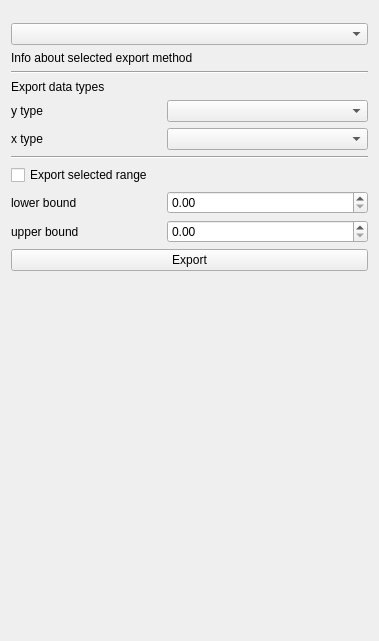
This is Plugins/org.mitk.gui.qt.m2.ImzMLExport/src/internal/m2ImzMLExportViewControls.ui in m2aia/m2aia as Qt 5 draws it before an edit. The edited form follows.
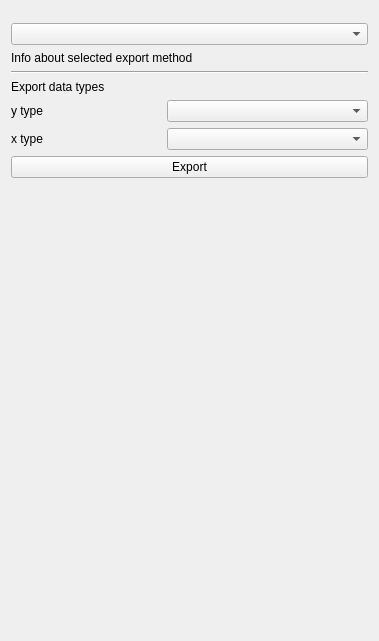
This is the edited form. Custom widgets are drawn as their Qt base class.

Patch:
```diff
--- a/Plugins/org.mitk.gui.qt.m2.ImzMLExport/src/internal/m2ImzMLExportViewControls.ui
+++ b/Plugins/org.mitk.gui.qt.m2.ImzMLExport/src/internal/m2ImzMLExportViewControls.ui
@@ -95,73 +95,7 @@
     </layout>
    </item>
    <item>
-    <widget class="Line" name="line">
-     <property name="orientation">
-      <enum>Qt::Horizontal</enum>
-     </property>
-    </widget>
-   </item>
-   <item>
-    <widget class="QCheckBox" name="ckBxBounds">
-     <property name="text">
-      <string>Export selected range</string>
-     </property>
-    </widget>
-   </item>
-   <item>
-    <layout class="QHBoxLayout" name="horizontalLayout">
-     <item>
-      <widget class="QLabel" name="label">
-       <property name="minimumSize">
-        <size>
-         <width>0</width>
-         <height>0</height>
-        </size>
-       </property>
-       <property name="maximumSize">
-        <size>
-         <width>150</width>
-         <height>16777215</height>
-        </size>
-       </property>
-       <property name="text">
-        <string>lower bound</string>
-       </property>
-      </widget>
-     </item>
-     <item>
-      <widget class="QDoubleSpinBox" name="spBxLower"/>
-     </item>
-    </layout>
-   </item>
-   <item>
-    <layout class="QHBoxLayout" name="horizontalLayout_2">
-     <item>
-      <widget class="QLabel" name="label_2">
-       <property name="minimumSize">
-        <size>
-         <width>0</width>
-         <height>0</height>
-        </size>
-       </property>
-       <property name="maximumSize">
-        <size>
-         <width>150</width>
-         <height>16777215</height>
-        </size>
-       </property>
-       <property name="text">
-        <string>upper bound</string>
-       </property>
-      </widget>
-     </item>
-     <item>
-      <widget class="QDoubleSpinBox" name="spBxUpper"/>
-     </item>
-    </layout>
-   </item>
-   <item>
-    <widget class="QPushButton" name="pushButton">
+    <widget class="QPushButton" name="btnExport">
      <property name="text">
       <string>Export</string>
      </property>
```
Left out of the diff: 2 changed lines with no effect on the pictures.
